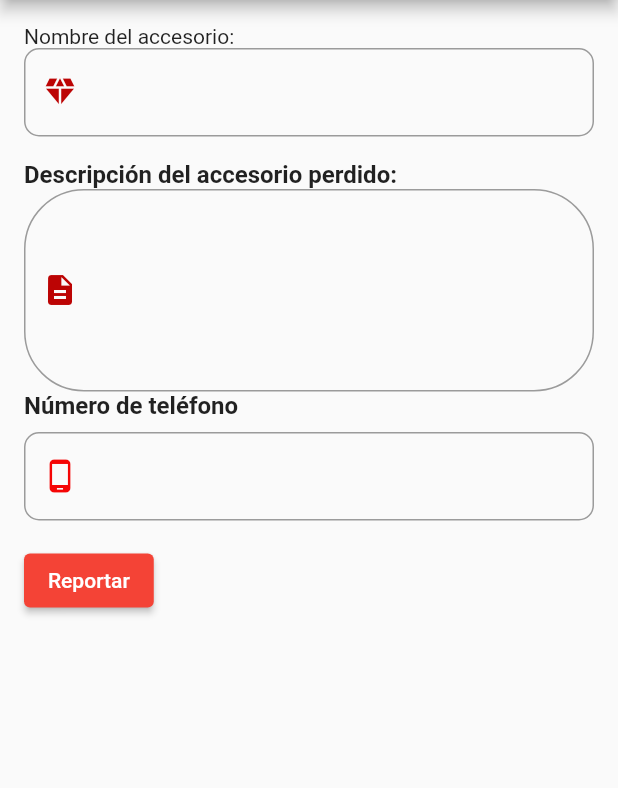
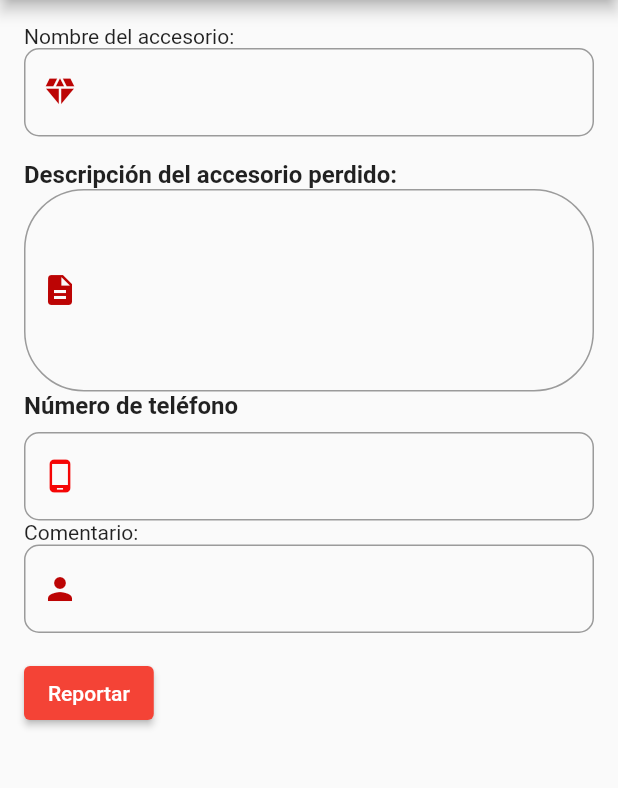
Before and after one commit to Brandonmejia19/GeoGlamour, a Flutter app: the MapScreen screen opened by its route, after a tap on the "menu" icon, after a tap on "Reportar", on a phone screen of 412 x 824 dp, the part 84-872 px from its top. Run offline on Flutter 3.47's test engine with Material 2 defaults, Android fonts, the phone set to English and light mode, and no system bars; our stand-ins replace cloud_firestore, firebase_auth, firebase_core, geolocator, google_maps_flutter, quickalert; accounts and stored records are empty.

Commit message:
Ultimos Cambios

```diff
--- a/lib/main.dart
+++ b/lib/main.dart
@@ -38,7 +38,7 @@ class MyApp extends StatelessWidget {
     );
   }
 }
-const LatLng _center = const LatLng(13.496515186614328, -88.8668064265836);
+const LatLng _center = const LatLng(13.641215, -88.784548);
 final Set<Marker> _markers = {};
 LatLng _lastMapPosition = _center;
 MapType _currentMapType = MapType.normal;
@@ -71,8 +71,8 @@ class MapScreen extends StatefulWidget {
 
 }
 
-double latitudVariable = 13.496515186614328;
-double longitudVariable = -88.8668064265836;
+double latitudVariable =13.641215 ;
+double longitudVariable =-88.784548;
 
 class Coordenadas {
   double latitud = latitudVariable;
@@ -306,7 +306,7 @@ class _MapScreenState extends State<MapScreen> {
                   markers: {
                     const Marker(
                       markerId: const MarkerId("Accesorios"),
-                      position: LatLng(13.496515186614328, -88.8668064265836),
+                      position: LatLng(13.641215, -88.784548),
                       infoWindow: InfoWindow(
                         title: "Accesorio #1",
                         snippet: "Collar para Mascotas",
--- a/lib/reportar.dart
+++ b/lib/reportar.dart
@@ -183,6 +183,8 @@ class ReportAccessoryForm extends StatefulWidget {
 class _ReportAccessoryFormState extends State<ReportAccessoryForm> {
   final TextEditingController nameController = TextEditingController();
   final TextEditingController descriptionController = TextEditingController();
+  final TextEditingController comentarioController = TextEditingController();
+
 
   @override
   Widget build(BuildContext context) {
@@ -270,13 +272,37 @@ class _ReportAccessoryFormState extends State<ReportAccessoryForm> {
           ),
         ],
       ),
-
+            Column(
+              crossAxisAlignment: CrossAxisAlignment.start, // Alinea los elementos a la izquierda
+              children: [
+                Text('Comentario:'),
+                TextFormField(
+                  controller: comentarioController,
+                  decoration: InputDecoration(
+                    hintText: 'Da tu opinion',
+                    labelText: '',
+                    labelStyle: TextStyle(color: const Color.fromARGB(255, 15, 16, 17)),
+                    hintStyle: TextStyle(color: Colors.grey),
+                    prefixIcon: Icon(Icons.person, color: Color.fromARGB(255, 188, 4, 4)),
+                    border: OutlineInputBorder(
+                      borderRadius: BorderRadius.circular(10.0),
+                      borderSide: BorderSide(color: const Color.fromARGB(255, 1, 2, 2)),
+                    ),
+                    focusedBorder: OutlineInputBorder(
+                      borderRadius: BorderRadius.circular(10.0),
+                      borderSide: BorderSide(color: const Color.fromARGB(255, 20, 20, 21), width: 2.0),
+                    ),
+                  ),
+                ),
+              ],
+            ),
             SizedBox(height: 16.0),
             ElevatedButton(
               onPressed: () {
                 // Aquí puedes agregar la lógica para enviar el reporte del accesorio perdido
                 String accessoryName = nameController.text;
                 String accessoryDescription = descriptionController.text;
+                String accessoryCo = comentarioController.text;
 
                 // Puedes enviar estos datos a un servicio web o una base de datos
                 // para su procesamiento.
@@ -288,7 +314,9 @@ class _ReportAccessoryFormState extends State<ReportAccessoryForm> {
                     return AlertDialog(
                       title: Text('Reporte Enviado'),
                       content: Text(
-                        'Nombre del accesorio: $accessoryName\nDescripción: $accessoryDescription',
+                        'Nombre del accesorio: $accessoryName\nDescripción: $accessoryDescription'
+                            '\ncomentario: $accessoryCo',
+
                       ),
                       actions: <Widget>[
                         TextButton(
@@ -318,6 +346,7 @@ class _ReportAccessoryFormState extends State<ReportAccessoryForm> {
   void dispose() {
     nameController.dispose();
     descriptionController.dispose();
+    comentarioController.dispose();
     super.dispose();
   }
 }
```
